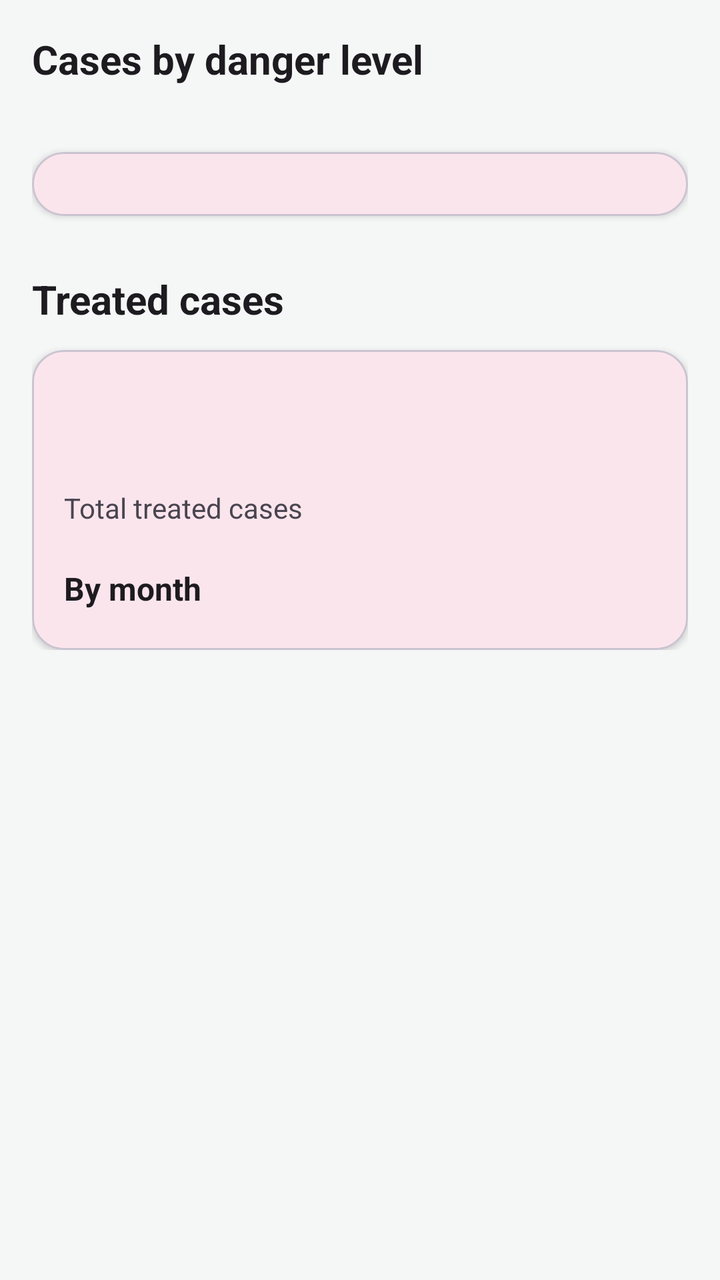
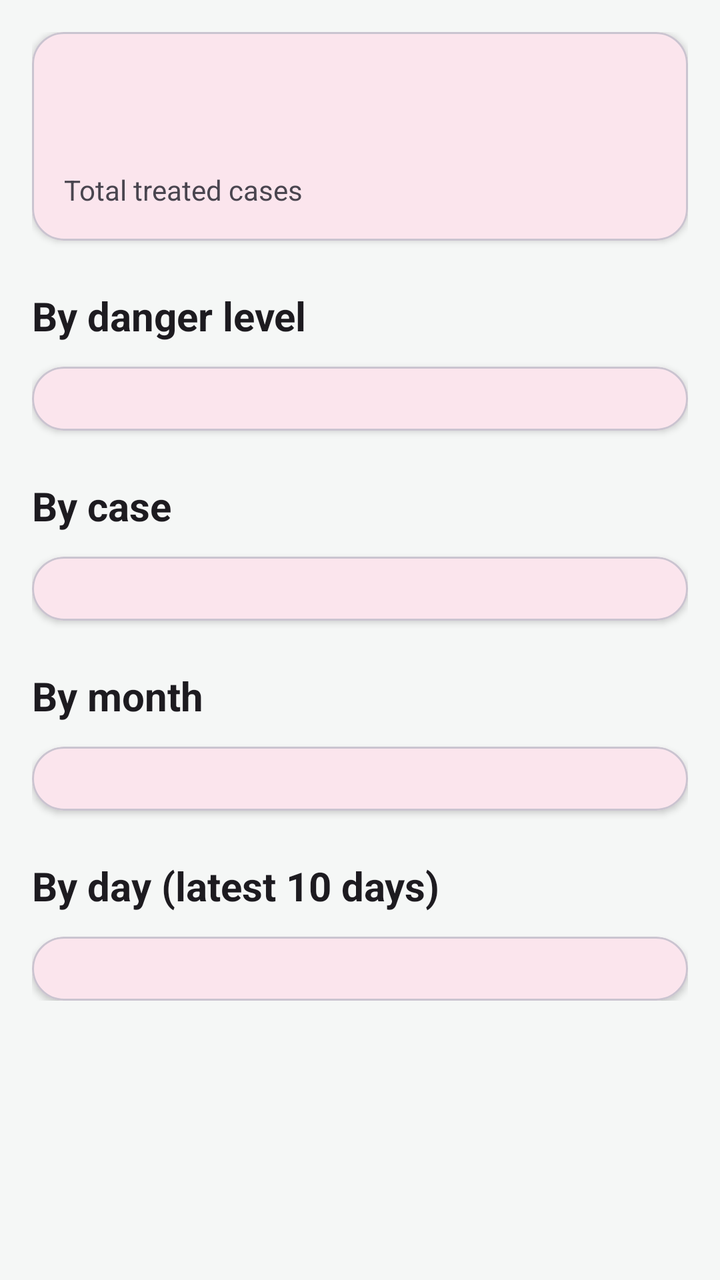

The first picture is an Android layout as it rendered before a commit; the second is the same layout after the commit. The layout source and the unified diff follow.
<!-- AndroidManifest.xml: application theme Theme.FirstAidHero1 -->
<!-- res/layout/fragment_statistics.xml -->
<?xml version="1.0" encoding="utf-8"?>
<ScrollView xmlns:android="http://schemas.android.com/apk/res/android"
    xmlns:app="http://schemas.android.com/apk/res-auto"
    android:layout_width="match_parent"
    android:layout_height="match_parent"
    android:clipToPadding="false">

    <LinearLayout
        android:layout_width="match_parent"
        android:layout_height="wrap_content"
        android:orientation="vertical"
        android:padding="16dp">

        <TextView
            android:layout_width="match_parent"
            android:layout_height="wrap_content"
            android:text="@string/stats_emergencies_title"
            android:textColor="?attr/colorOnSurface"
            android:textSize="20sp"
            android:textStyle="bold" />

        <TextView
            android:id="@+id/statsEmergenciesTotal"
            android:layout_width="match_parent"
            android:layout_height="wrap_content"
            android:layout_marginTop="2dp"
            android:textColor="?attr/colorOnSurfaceVariant"
            android:textSize="14sp" />

        <com.google.android.material.card.MaterialCardView
            android:layout_width="match_parent"
            android:layout_height="wrap_content"
            android:layout_marginTop="12dp"
            app:cardCornerRadius="16dp"
            app:cardElevation="2dp">

            <LinearLayout
                android:id="@+id/statsSeverityContainer"
                android:layout_width="match_parent"
                android:layout_height="wrap_content"
                android:orientation="vertical"
                android:padding="16dp" />
        </com.google.android.material.card.MaterialCardView>

        <TextView
            android:layout_width="match_parent"
            android:layout_height="wrap_content"
            android:layout_marginTop="28dp"
            android:text="@string/stats_treated_title"
            android:textColor="?attr/colorOnSurface"
            android:textSize="20sp"
            android:textStyle="bold" />

        <com.google.android.material.card.MaterialCardView
            android:layout_width="match_parent"
            android:layout_height="wrap_content"
            android:layout_marginTop="12dp"
            app:cardCornerRadius="16dp"
            app:cardElevation="2dp">

            <LinearLayout
                android:layout_width="match_parent"
                android:layout_height="wrap_content"
                android:orientation="vertical"
                android:padding="16dp">

                <TextView
                    android:id="@+id/statsTreatedTotal"
                    android:layout_width="match_parent"
                    android:layout_height="wrap_content"
                    android:textColor="?attr/colorPrimary"
                    android:textSize="40sp"
                    android:textStyle="bold" />

                <TextView
                    android:layout_width="match_parent"
                    android:layout_height="wrap_content"
                    android:text="@string/stats_treated_total"
                    android:textColor="?attr/colorOnSurfaceVariant"
                    android:textSize="14sp" />

                <TextView
                    android:layout_width="match_parent"
                    android:layout_height="wrap_content"
                    android:layout_marginTop="20dp"
                    android:text="@string/stats_by_month"
                    android:textColor="?attr/colorOnSurface"
                    android:textSize="16sp"
                    android:textStyle="bold" />

                <LinearLayout
                    android:id="@+id/statsMonthContainer"
                    android:layout_width="match_parent"
                    android:layout_height="wrap_content"
                    android:layout_marginTop="4dp"
                    android:orientation="vertical" />

                <TextView
                    android:id="@+id/statsMonthEmpty"
                    android:layout_width="match_parent"
                    android:layout_height="wrap_content"
                    android:layout_marginTop="8dp"
                    android:text="@string/stats_no_treated"
                    android:textColor="?attr/colorOnSurfaceVariant"
                    android:textSize="16sp"
                    android:visibility="gone" />
            </LinearLayout>
        </com.google.android.material.card.MaterialCardView>
    </LinearLayout>
</ScrollView>
<!-- resources referenced by this layout -->
<resources>
  <string name="stats_by_month">By month</string>
  <string name="stats_emergencies_title">Cases by danger level</string>
  <string name="stats_no_treated">No treated cases recorded yet</string>
  <string name="stats_treated_title">Treated cases</string>
  <string name="stats_treated_total">Total treated cases</string>
  <style name="Theme.FirstAidHero1" parent="Base.Theme.FirstAidHero1" />
  <style name="Base.Theme.FirstAidHero1" parent="Theme.Material3.DayNight.NoActionBar">
          <item name="colorPrimary">@color/primary</item>
          <item name="colorOnPrimary">@color/white</item>
          <item name="colorSecondary">@color/accent</item>
          <item name="android:colorBackground">@color/background</item>
          <item name="colorSecondaryContainer">#FFDAD4</item>
          <item name="colorOnSecondaryContainer">#410000</item>
      </style>
  <color name="primary">#D70000</color>
  <color name="white">#FFFFFF</color>
  <color name="accent">#490000</color>
  <color name="background">#F5F7F6</color>
</resources>

<!-- the commit's change to res/layout/fragment_statistics.xml (unified diff, before → after) -->
@@ -11,50 +11,10 @@
         android:orientation="vertical"
         android:padding="16dp">
 
-        <TextView
-            android:layout_width="match_parent"
-            android:layout_height="wrap_content"
-            android:text="@string/stats_emergencies_title"
-            android:textColor="?attr/colorOnSurface"
-            android:textSize="20sp"
-            android:textStyle="bold" />
-
-        <TextView
-            android:id="@+id/statsEmergenciesTotal"
-            android:layout_width="match_parent"
-            android:layout_height="wrap_content"
-            android:layout_marginTop="2dp"
-            android:textColor="?attr/colorOnSurfaceVariant"
-            android:textSize="14sp" />
-
+        
         <com.google.android.material.card.MaterialCardView
             android:layout_width="match_parent"
             android:layout_height="wrap_content"
-            android:layout_marginTop="12dp"
-            app:cardCornerRadius="16dp"
-            app:cardElevation="2dp">
-
-            <LinearLayout
-                android:id="@+id/statsSeverityContainer"
-                android:layout_width="match_parent"
-                android:layout_height="wrap_content"
-                android:orientation="vertical"
-                android:padding="16dp" />
-        </com.google.android.material.card.MaterialCardView>
-
-        <TextView
-            android:layout_width="match_parent"
-            android:layout_height="wrap_content"
-            android:layout_marginTop="28dp"
-            android:text="@string/stats_treated_title"
-            android:textColor="?attr/colorOnSurface"
-            android:textSize="20sp"
-            android:textStyle="bold" />
-
-        <com.google.android.material.card.MaterialCardView
-            android:layout_width="match_parent"
-            android:layout_height="wrap_content"
-            android:layout_marginTop="12dp"
             app:cardCornerRadius="16dp"
             app:cardElevation="2dp">
 
@@ -78,33 +38,121 @@
                     android:text="@string/stats_treated_total"
                     android:textColor="?attr/colorOnSurfaceVariant"
                     android:textSize="14sp" />
+            </LinearLayout>
+        </com.google.android.material.card.MaterialCardView>
 
-                <TextView
+        <TextView
+            android:id="@+id/statsEmpty"
+            android:layout_width="match_parent"
+            android:layout_height="wrap_content"
+            android:layout_marginTop="16dp"
+            android:text="@string/stats_no_treated"
+            android:textColor="?attr/colorOnSurfaceVariant"
+            android:textSize="16sp"
+            android:visibility="gone" />
+
+        
+        <LinearLayout
+            android:id="@+id/statsContent"
+            android:layout_width="match_parent"
+            android:layout_height="wrap_content"
+            android:orientation="vertical">
+
+            <TextView
+                android:layout_width="match_parent"
+                android:layout_height="wrap_content"
+                android:layout_marginTop="24dp"
+                android:text="@string/stats_by_severity"
+                android:textColor="?attr/colorOnSurface"
+                android:textSize="20sp"
+                android:textStyle="bold" />
+
+            <com.google.android.material.card.MaterialCardView
+                android:layout_width="match_parent"
+                android:layout_height="wrap_content"
+                android:layout_marginTop="12dp"
+                app:cardCornerRadius="16dp"
+                app:cardElevation="2dp">
+
+                <LinearLayout
+                    android:id="@+id/statsSeverityContainer"
                     android:layout_width="match_parent"
                     android:layout_height="wrap_content"
-                    android:layout_marginTop="20dp"
-                    android:text="@string/stats_by_month"
-                    android:textColor="?attr/colorOnSurface"
-                    android:textSize="16sp"
-                    android:textStyle="bold" />
+                    android:orientation="vertical"
+                    android:padding="16dp" />
+            </com.google.android.material.card.MaterialCardView>
+
+            <TextView
+                android:layout_width="match_parent"
+                android:layout_height="wrap_content"
+                android:layout_marginTop="24dp"
+                android:text="@string/stats_by_case"
+                android:textColor="?attr/colorOnSurface"
+                android:textSize="20sp"
+                android:textStyle="bold" />
+
+            <com.google.android.material.card.MaterialCardView
+                android:layout_width="match_parent"
+                android:layout_height="wrap_content"
+                android:layout_marginTop="12dp"
+                app:cardCornerRadius="16dp"
+                app:cardElevation="2dp">
+
+                <LinearLayout
+                    android:id="@+id/statsCaseContainer"
+                    android:layout_width="match_parent"
+                    android:layout_height="wrap_content"
+                    android:orientation="vertical"
+                    android:padding="16dp" />
+            </com.google.android.material.card.MaterialCardView>
+
+            <TextView
+                android:layout_width="match_parent"
+                android:layout_height="wrap_content"
+                android:layout_marginTop="24dp"
+                android:text="@string/stats_by_month"
+                android:textColor="?attr/colorOnSurface"
+                android:textSize="20sp"
+                android:textStyle="bold" />
+
+            <com.google.android.material.card.MaterialCardView
+                android:layout_width="match_parent"
+                android:layout_height="wrap_content"
+                android:layout_marginTop="12dp"
+                app:cardCornerRadius="16dp"
+                app:cardElevation="2dp">
 
                 <LinearLayout
                     android:id="@+id/statsMonthContainer"
                     android:layout_width="match_parent"
                     android:layout_height="wrap_content"
-                    android:layout_marginTop="4dp"
-                    android:orientation="vertical" />
+                    android:orientation="vertical"
+                    android:padding="16dp" />
+            </com.google.android.material.card.MaterialCardView>
 
-                <TextView
-                    android:id="@+id/statsMonthEmpty"
+            <TextView
+                android:layout_width="match_parent"
+                android:layout_height="wrap_content"
+                android:layout_marginTop="24dp"
+                android:text="@string/stats_by_day"
+                android:textColor="?attr/colorOnSurface"
+                android:textSize="20sp"
+                android:textStyle="bold" />
+
+            <com.google.android.material.card.MaterialCardView
+                android:layout_width="match_parent"
+                android:layout_height="wrap_content"
+                android:layout_marginTop="12dp"
+                app:cardCornerRadius="16dp"
+                app:cardElevation="2dp">
+
+                <LinearLayout
+                    android:id="@+id/statsDayContainer"
                     android:layout_width="match_parent"
                     android:layout_height="wrap_content"
-                    android:layout_marginTop="8dp"
-                    android:text="@string/stats_no_treated"
-                    android:textColor="?attr/colorOnSurfaceVariant"
-                    android:textSize="16sp"
-                    android:visibility="gone" />
-            </LinearLayout>
-        </com.google.android.material.card.MaterialCardView>
+                    android:orientation="vertical"
+                    android:padding="16dp" />
+            </com.google.android.material.card.MaterialCardView>
+        </LinearLayout>
     </LinearLayout>
 </ScrollView>
<!-- resource entries referenced after the edit -->
@@ -1,9 +1,10 @@
 <!-- resources referenced by this layout -->
 <resources>
+  <string name="stats_by_case">By case</string>
+  <string name="stats_by_day">By day (latest 10 days)</string>
   <string name="stats_by_month">By month</string>
-  <string name="stats_emergencies_title">Cases by danger level</string>
+  <string name="stats_by_severity">By danger level</string>
   <string name="stats_no_treated">No treated cases recorded yet</string>
-  <string name="stats_treated_title">Treated cases</string>
   <string name="stats_treated_total">Total treated cases</string>
   <style name="Theme.FirstAidHero1" parent="Base.Theme.FirstAidHero1" />
   <style name="Base.Theme.FirstAidHero1" parent="Theme.Material3.DayNight.NoActionBar">
